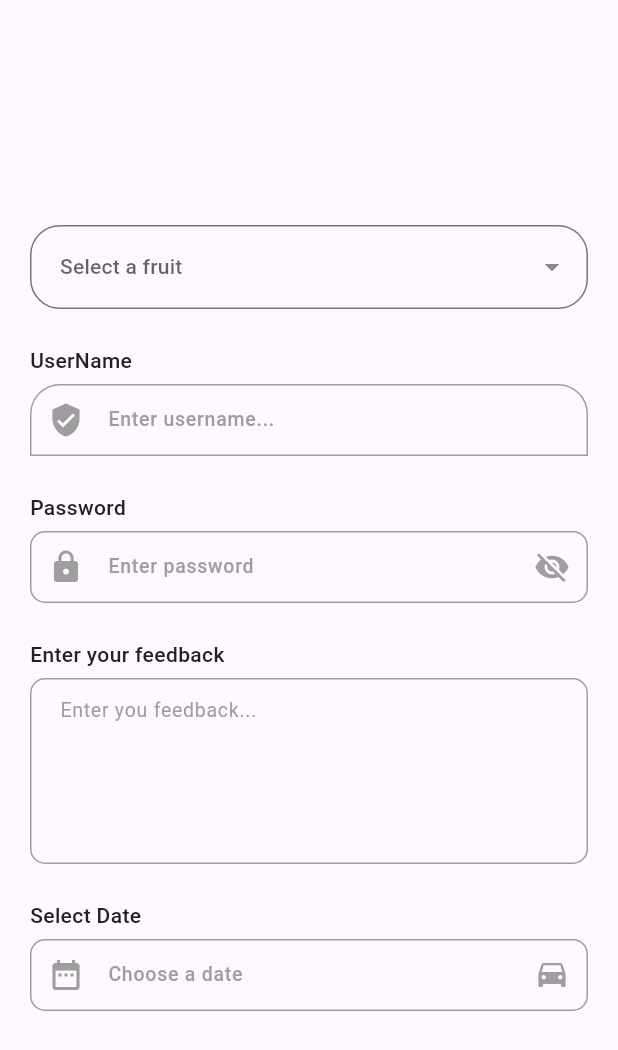
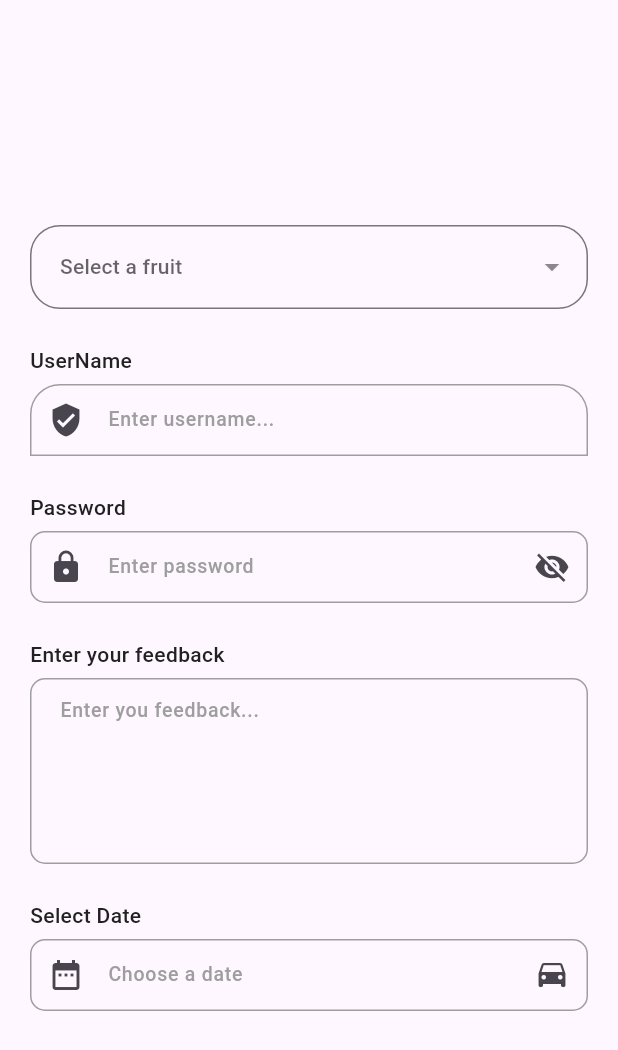
Before and after one commit to Imran200216/code_nest_ui, a Flutter app: the CodeNestFormExample screen opened directly, on a phone screen of 412 x 824 dp. Shown: the top 1050 px of the screen. Run offline on Flutter 3.47's test engine with Material 3 defaults, Android fonts, the phone set to English and light mode, and no system bars; our stand-ins replace cached_network_image, dropdown_button2, flutter_svg, logger, lottie.

Commit message:
Fix input fields with prefix icons and other improvements

```diff
--- a/lib/forms/code_nest_multi_line_text_form_field.dart
+++ b/lib/forms/code_nest_multi_line_text_form_field.dart
@@ -15,6 +15,12 @@ class CodeNestMultiLineTextFormField extends StatelessWidget {
   final Color? errorColor;
   final BorderRadius borderRadius;
   final EdgeInsets? contentPadding;
+  final Color? prefixIconColor;
+  final double? prefixIconSize;
+  final TextStyle? inputStyle;
+  final TextStyle? hintStyle;
+  final TextStyle? errorStyle;
+  final TextStyle? labelStyle;
 
   const CodeNestMultiLineTextFormField({
     super.key,
@@ -32,32 +38,35 @@ class CodeNestMultiLineTextFormField extends StatelessWidget {
     this.errorColor = const Color(0xFFD32F2F),
     this.borderRadius = const BorderRadius.all(Radius.circular(10)),
     this.contentPadding,
+    this.prefixIconColor,
+    this.prefixIconSize,
+    this.inputStyle,
+    this.hintStyle,
+    this.errorStyle,
+    this.labelStyle,
   });
 
   @override
   Widget build(BuildContext context) {
-    final labelStyle = TextStyle(
-      fontSize: 14,
-      fontWeight: FontWeight.w500,
-      color: textColor,
-    );
+    final labelTextStyle =
+        labelStyle ??
+        TextStyle(fontSize: 14, fontWeight: FontWeight.w500, color: textColor);
 
-    final inputStyle = TextStyle(
-      fontSize: 13,
-      fontWeight: FontWeight.w500,
-      color: textColor,
-    );
+    final inputTextStyle =
+        inputStyle ??
+        TextStyle(fontSize: 13, fontWeight: FontWeight.w500, color: textColor);
 
-    final hintStyle = TextStyle(
-      fontSize: 13,
-      fontWeight: FontWeight.w400,
-      color: hintColor,
-    );
+    final hintTextStyle =
+        hintStyle ??
+        TextStyle(fontSize: 13, fontWeight: FontWeight.w500, color: hintColor);
 
-    final errorStyle = TextStyle(
-      fontSize: 11,
-      fontWeight: FontWeight.w500,
-      color: errorColor,
+    final errorTextStyle =
+        errorStyle ??
+        TextStyle(fontSize: 11, fontWeight: FontWeight.w500, color: errorColor);
+
+    final border = OutlineInputBorder(
+      borderRadius: borderRadius ?? BorderRadius.circular(10),
+      borderSide: BorderSide(color: hintColor!),
     );
 
     OutlineInputBorder customBorder(Color borderColor, {double width = 1}) {
@@ -71,12 +80,12 @@ class CodeNestMultiLineTextFormField extends StatelessWidget {
       crossAxisAlignment: CrossAxisAlignment.start,
       children: [
         if (labelText != null) ...[
-          Text(labelText!, style: labelStyle),
+          Text(labelText!, style: labelTextStyle),
           const SizedBox(height: 6),
         ],
         TextFormField(
           controller: controller,
-          style: inputStyle,
+          style: inputTextStyle,
           cursorColor: primaryColor,
           maxLines: maxLines,
           enabled: enabled,
@@ -84,10 +93,10 @@ class CodeNestMultiLineTextFormField extends StatelessWidget {
           onChanged: onChanged,
           decoration: InputDecoration(
             hintText: hint,
-            hintStyle: hintStyle,
-            errorStyle: errorStyle,
+            hintStyle: hintTextStyle,
+            errorStyle: errorTextStyle,
             prefixIcon: prefixIcon != null
-                ? Icon(prefixIcon, color: hintColor)
+                ? Icon(prefixIcon, color: prefixIconColor, size: prefixIconSize)
                 : null,
             border: customBorder(hintColor!),
             enabledBorder: customBorder(hintColor!),
--- a/lib/forms/code_nest_password_text_form_field.dart
+++ b/lib/forms/code_nest_password_text_form_field.dart
@@ -7,13 +7,22 @@ class CodeNestPasswordTextFormField extends StatefulWidget {
   final ValueChanged<String>? onChanged;
   final bool enabled;
   final IconData prefixIcon;
-  final String labelText;
+  final String? labelText;
   final Color? primaryColor;
   final Color? hintColor;
+  final Color? prefixIconColor;
+  final double? prefixIconSize;
+  final Color? suffixIconColor;
+  final double? suffixIconSize;
   final Color? textColor;
   final Color? errorColor;
   final BorderRadius? borderRadius;
   final EdgeInsetsGeometry? contentPadding;
+
+  final TextStyle? inputStyle;
+  final TextStyle? hintStyle;
+  final TextStyle? errorStyle;
+  final TextStyle? labelStyle;
 
   const CodeNestPasswordTextFormField({
     super.key,
@@ -23,13 +32,21 @@ class CodeNestPasswordTextFormField extends StatefulWidget {
     this.onChanged,
     this.enabled = true,
     this.prefixIcon = Icons.lock,
-    required this.labelText,
+    this.labelText,
     this.primaryColor = const Color(0xFF4A90E2),
     this.hintColor = const Color(0xFF9E9E9E),
     this.textColor = const Color(0xFF212121),
     this.errorColor = const Color(0xFFD32F2F),
     this.borderRadius,
     this.contentPadding,
+    this.inputStyle,
+    this.hintStyle,
+    this.errorStyle,
+    this.labelStyle,
+    this.prefixIconColor,
+    this.suffixIconColor,
+    this.prefixIconSize,
+    this.suffixIconSize,
   });
 
   @override
@@ -43,25 +60,33 @@ class _CodeNestPasswordTextFormFieldState
 
   @override
   Widget build(BuildContext context) {
-    final labelStyle = TextStyle(
+    final labelStyle =
+        widget.labelStyle ??
+        TextStyle(
           fontSize: 14,
           fontWeight: FontWeight.w500,
           color: widget.textColor,
         );
 
-    final inputStyle = TextStyle(
+    final inputTextStyle =
+        widget.inputStyle ??
+        TextStyle(
           fontSize: 13,
           fontWeight: FontWeight.w500,
           color: widget.textColor,
         );
 
-    final hintStyle = TextStyle(
+    final hintTextStyle =
+        widget.hintStyle ??
+        TextStyle(
           fontSize: 13,
           fontWeight: FontWeight.w500,
           color: widget.hintColor,
         );
 
-    final errorStyle = TextStyle(
+    final errorTextStyle =
+        widget.errorStyle ??
+        TextStyle(
           fontSize: 11,
           fontWeight: FontWeight.w500,
           color: widget.errorColor,
@@ -91,7 +116,7 @@ class _CodeNestPasswordTextFormFieldState
         ],
         TextFormField(
           controller: widget.controller,
-          style: inputStyle,
+          style: inputTextStyle,
           cursorColor: widget.primaryColor,
           enabled: widget.enabled,
           obscureText: _obscureText,
@@ -99,13 +124,18 @@ class _CodeNestPasswordTextFormFieldState
           onChanged: widget.onChanged,
           decoration: InputDecoration(
             hintText: widget.hint,
-            hintStyle: hintStyle,
-            errorStyle: errorStyle,
-            prefixIcon: Icon(widget.prefixIcon, color: widget.hintColor),
+            hintStyle: hintTextStyle,
+            errorStyle: errorTextStyle,
+            prefixIcon: Icon(
+              widget.prefixIcon,
+              color: widget.prefixIconColor,
+              size: widget.prefixIconSize,
+            ),
             suffixIcon: IconButton(
               icon: Icon(
+                size: widget.suffixIconSize,
                 _obscureText ? Icons.visibility_off : Icons.visibility,
-                color: widget.hintColor,
+                color: widget.suffixIconColor,
               ),
               onPressed: () {
                 setState(() {
--- a/lib/forms/code_nest_picker_text_form_field.dart
+++ b/lib/forms/code_nest_picker_text_form_field.dart
@@ -15,6 +15,14 @@ class CodeNestPickerTextFormField extends StatelessWidget {
   final Color? errorColor;
   final BorderRadius borderRadius;
   final EdgeInsets? contentPadding;
+  final Color? prefixIconColor;
+  final double? prefixIconSize;
+  final Color? suffixIconColor;
+  final double? suffixIconSize;
+  final TextStyle? inputStyle;
+  final TextStyle? hintStyle;
+  final TextStyle? errorStyle;
+  final TextStyle? labelStyle;
 
   const CodeNestPickerTextFormField({
     super.key,
@@ -32,33 +40,33 @@ class CodeNestPickerTextFormField extends StatelessWidget {
     this.errorColor = const Color(0xFFD32F2F),
     this.borderRadius = const BorderRadius.all(Radius.circular(10)),
     this.contentPadding,
+    this.prefixIconColor,
+    this.prefixIconSize,
+    this.suffixIconColor,
+    this.suffixIconSize,
+    this.inputStyle,
+    this.hintStyle,
+    this.errorStyle,
+    this.labelStyle,
   });
 
   @override
   Widget build(BuildContext context) {
-    final labelStyle = TextStyle(
-      fontSize: 14,
-      fontWeight: FontWeight.w500,
-      color: textColor,
-    );
+    final labelTextStyle =
+        labelStyle ??
+        TextStyle(fontSize: 14, fontWeight: FontWeight.w500, color: textColor);
 
-    final inputStyle = TextStyle(
-      fontSize: 13,
-      fontWeight: FontWeight.w500,
-      color: textColor,
-    );
+    final inputTextStyle =
+        inputStyle ??
+        TextStyle(fontSize: 13, fontWeight: FontWeight.w500, color: textColor);
 
-    final hintStyle = TextStyle(
-      fontSize: 13,
-      fontWeight: FontWeight.w500,
-      color: hintColor,
-    );
+    final hintTextStyle =
+        hintStyle ??
+        TextStyle(fontSize: 13, fontWeight: FontWeight.w500, color: hintColor);
 
-    final errorStyle = TextStyle(
-      fontSize: 11,
-      fontWeight: FontWeight.w500,
-      color: errorColor,
-    );
+    final errorTextStyle =
+        errorStyle ??
+        TextStyle(fontSize: 11, fontWeight: FontWeight.w500, color: errorColor);
 
     OutlineInputBorder customBorder(Color color, {double width = 1}) {
       return OutlineInputBorder(
@@ -71,23 +79,27 @@ class CodeNestPickerTextFormField extends StatelessWidget {
       crossAxisAlignment: CrossAxisAlignment.start,
       children: [
         if (labelText != null) ...[
-          Text(labelText!, style: labelStyle),
+          Text(labelText!, style: labelTextStyle),
           const SizedBox(height: 6),
         ],
         TextFormField(
           controller: controller,
           readOnly: true,
           onTap: enabled ? onTap : null,
-          style: inputStyle,
+          style: inputTextStyle,
           validator: validator,
           cursorColor: primaryColor,
           decoration: InputDecoration(
             hintText: hint,
-            hintStyle: hintStyle,
-            errorStyle: errorStyle,
-            prefixIcon: Icon(prefixIcon, color: hintColor),
+            hintStyle: hintTextStyle,
+            errorStyle: errorTextStyle,
+            prefixIcon: Icon(
+              prefixIcon,
+              color: prefixIconColor,
+              size: prefixIconSize,
+            ),
             suffixIcon: suffixIcon != null
-                ? Icon(suffixIcon, color: hintColor)
+                ? Icon(suffixIcon, color: suffixIconColor, size: suffixIconSize)
                 : null,
             // 🔹 Added here
             border: customBorder(hintColor!),
--- a/lib/forms/code_nest_text_form_field.dart
+++ b/lib/forms/code_nest_text_form_field.dart
@@ -17,6 +17,12 @@ class CodeNestTextFormField extends StatelessWidget {
   final Color? errorColor;
   final BorderRadius? borderRadius;
   final EdgeInsets? contentPadding;
+  final Color? prefixIconColor;
+  final double? prefixIconSize;
+  final TextStyle? inputStyle;
+  final TextStyle? hintStyle;
+  final TextStyle? errorStyle;
+  final TextStyle? labelStyle;
 
   const CodeNestTextFormField({
     super.key,
@@ -36,33 +42,31 @@ class CodeNestTextFormField extends StatelessWidget {
     this.errorColor = const Color(0xFFD32F2F),
     this.borderRadius,
     this.contentPadding,
+    this.prefixIconColor,
+    this.prefixIconSize,
+    this.inputStyle,
+    this.hintStyle,
+    this.errorStyle,
+    this.labelStyle,
   });
 
   @override
   Widget build(BuildContext context) {
-    final labelStyle = TextStyle(
-      fontSize: 14,
-      fontWeight: FontWeight.w500,
-      color: textColor,
-    );
+    final labelTextStyle =
+        labelStyle ??
+        TextStyle(fontSize: 14, fontWeight: FontWeight.w500, color: textColor);
 
-    final inputStyle = TextStyle(
-      fontSize: 13,
-      fontWeight: FontWeight.w500,
-      color: textColor,
-    );
+    final inputTextStyle =
+        inputStyle ??
+        TextStyle(fontSize: 13, fontWeight: FontWeight.w500, color: textColor);
 
-    final hintStyle = TextStyle(
-      fontSize: 13,
-      fontWeight: FontWeight.w500,
-      color: hintColor,
-    );
+    final hintTextStyle =
+        hintStyle ??
+        TextStyle(fontSize: 13, fontWeight: FontWeight.w500, color: hintColor);
 
-    final errorStyle = TextStyle(
-      fontSize: 11,
-      fontWeight: FontWeight.w500,
-      color: errorColor,
-    );
+    final errorTextStyle =
+        errorStyle ??
+        TextStyle(fontSize: 11, fontWeight: FontWeight.w500, color: errorColor);
 
     final border = OutlineInputBorder(
       borderRadius: borderRadius ?? BorderRadius.circular(10),
@@ -83,12 +87,12 @@ class CodeNestTextFormField extends StatelessWidget {
       crossAxisAlignment: CrossAxisAlignment.start,
       children: [
         if (labelText != null) ...[
-          Text(labelText!, style: labelStyle),
+          Text(labelText!, style: labelTextStyle),
           const SizedBox(height: 6),
         ],
         TextFormField(
           autofillHints: autoFillHints,
-          style: inputStyle,
+          style: inputTextStyle,
           cursorColor: primaryColor,
           controller: controller,
           keyboardType: keyboardType,
@@ -98,9 +102,13 @@ class CodeNestTextFormField extends StatelessWidget {
           onChanged: onChanged,
           decoration: InputDecoration(
             hintText: hint,
-            hintStyle: hintStyle,
-            errorStyle: errorStyle,
-            prefixIcon: Icon(prefixIcon, color: hintColor),
+            hintStyle: hintTextStyle,
+            errorStyle: errorTextStyle,
+            prefixIcon: Icon(
+              prefixIcon,
+              color: prefixIconColor,
+              size: prefixIconSize,
+            ),
             border: border,
             enabledBorder: border,
             focusedBorder: focusedBorder,
```
Lines whose indentation alone changed are shown as unchanged.
